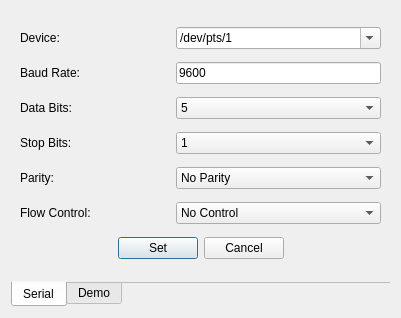
Before: the Qt Designer form FESS-GUI/commoninterfaceselector.ui in FIGS-FESS/FESSGUI, drawn with Qt 5.
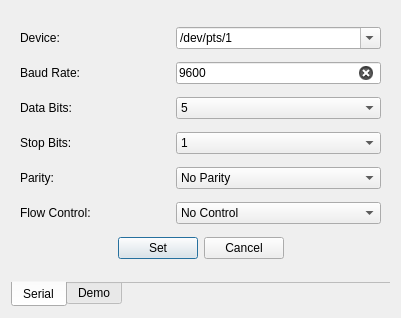
After: the same form once the commit is applied.

```diff
--- a/FESS-GUI/commoninterfaceselector.ui
+++ b/FESS-GUI/commoninterfaceselector.ui
@@ -150,17 +150,35 @@
             <enum>Qt::LeftToRight</enum>
            </property>
            <property name="inputMask">
-            <string>000000</string>
+            <string>0000000000</string>
            </property>
            <property name="text">
             <string>9600</string>
            </property>
            <property name="maxLength">
-            <number>6</number>
+            <number>10</number>
+           </property>
+           <property name="frame">
+            <bool>true</bool>
+           </property>
+           <property name="echoMode">
+            <enum>QLineEdit::Normal</enum>
+           </property>
+           <property name="cursorPosition">
+            <number>10</number>
            </property>
            <property name="alignment">
             <set>Qt::AlignLeading|Qt::AlignLeft|Qt::AlignVCenter</set>
            </property>
+           <property name="dragEnabled">
+            <bool>false</bool>
+           </property>
+           <property name="cursorMoveStyle">
+            <enum>Qt::LogicalMoveStyle</enum>
+           </property>
+           <property name="clearButtonEnabled">
+            <bool>true</bool>
+           </property>
           </widget>
          </item>
         </layout>
```
Left out of the diff: 2 changed lines with no effect on the pictures.
